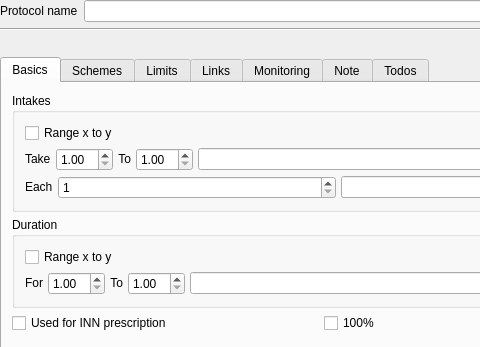
FreeHealth/freehealth, file plugins/drugsplugin/dosagedialog/mfDosageViewer.ui: the form before one commit; both pictures show x 0 to 480 and y 0 to 347 of the 643 by 473 pixel window.
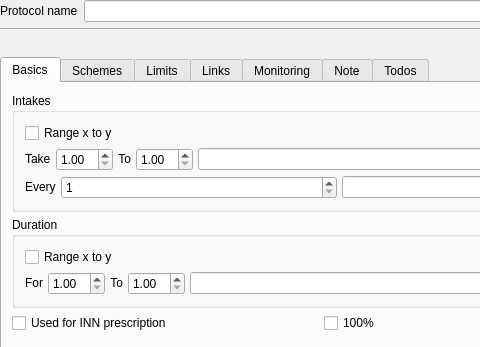
The form after the commit. Custom widgets are drawn as their Qt base class.

The edit to the form file:
```diff
--- a/plugins/drugsplugin/dosagedialog/mfDosageViewer.ui
+++ b/plugins/drugsplugin/dosagedialog/mfDosageViewer.ui
@@ -246,7 +246,7 @@
                </sizepolicy>
               </property>
               <property name="text">
-               <string>Each</string>
+               <string>Every</string>
               </property>
              </widget>
             </item>
```
